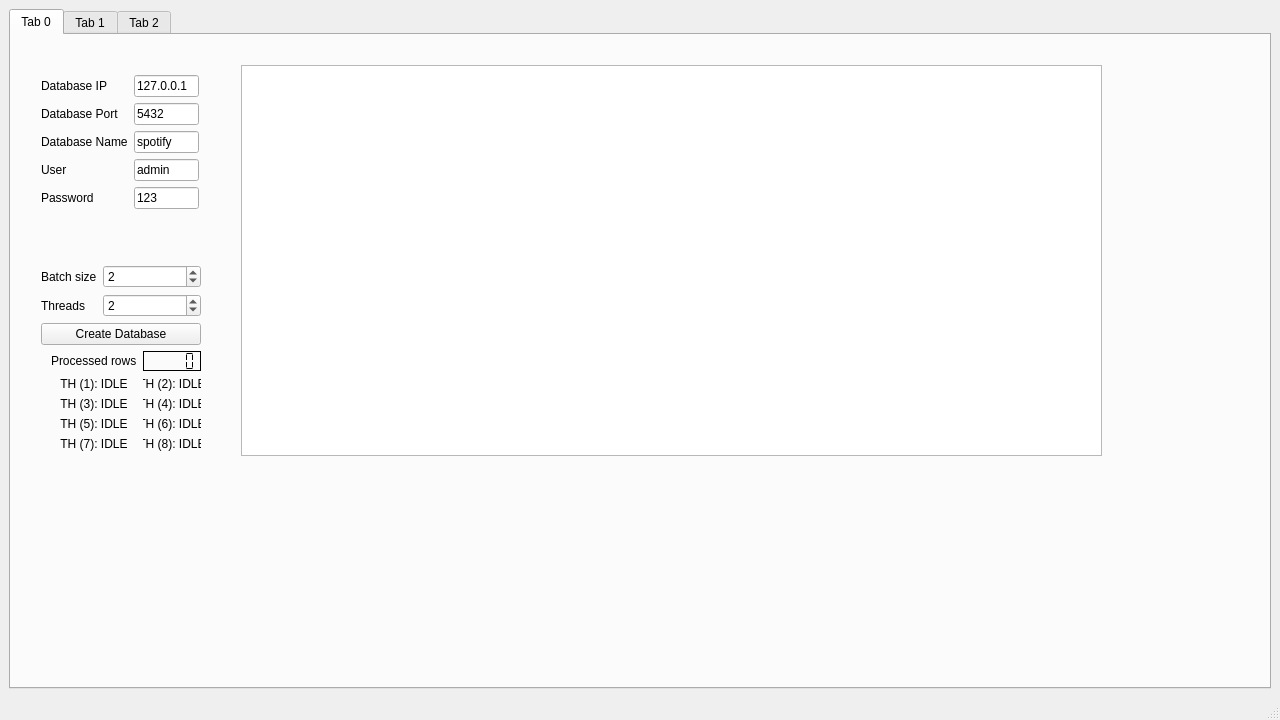
First picture: the form in uis/mainWindow.ui, repository JakubBurczyk/AD_SpotifyAnalyzer, before the edit.
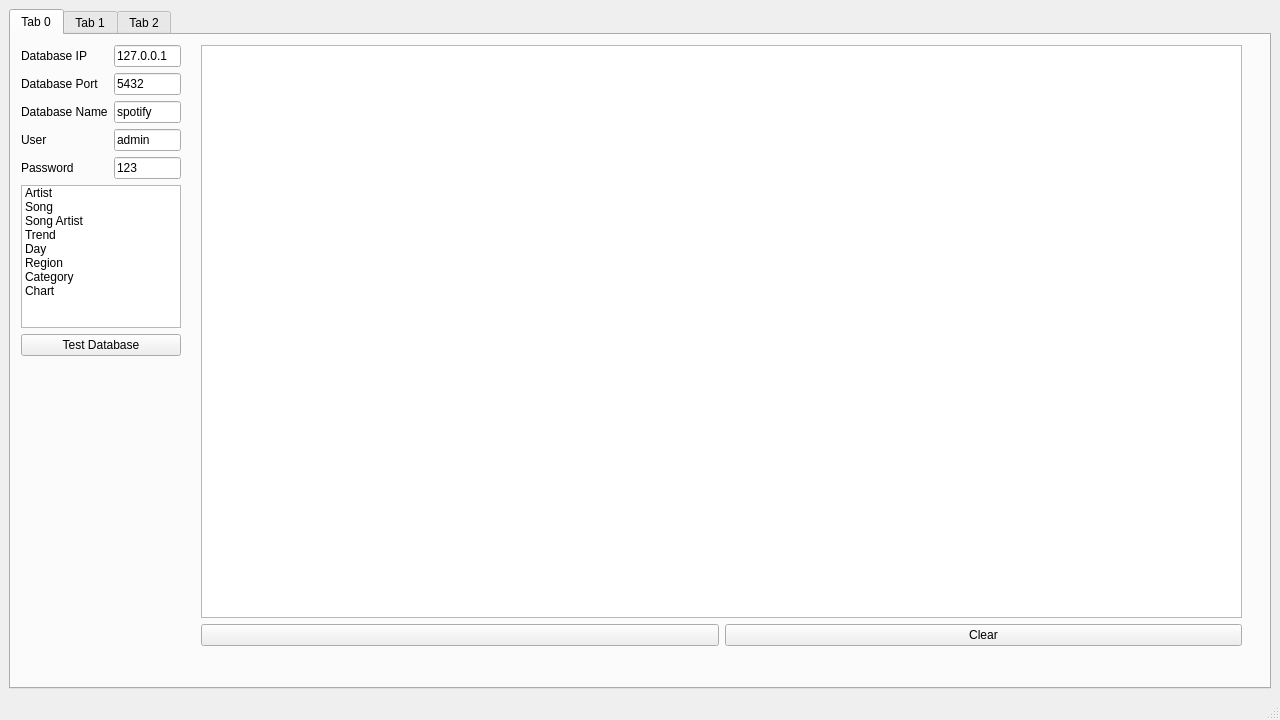
Second picture: the form after the edit.

```diff
--- a/uis/mainWindow.ui
+++ b/uis/mainWindow.ui
@@ -72,15 +72,17 @@
        <attribute name="title">
         <string>Tab 0</string>
        </attribute>
-       <widget class="QWidget" name="formLayoutWidget">
+       <widget class="QWidget" name="verticalLayoutWidget">
         <property name="geometry">
          <rect>
-          <x>30</x>
-          <y>40</y>
-          <width>158</width>
-          <height>174</height>
+          <x>10</x>
+          <y>10</y>
+          <width>160</width>
+          <height>311</height>
          </rect>
         </property>
+        <layout class="QVBoxLayout" name="verticalLayout">
+         <item>
         <layout class="QFormLayout" name="formLayout_db_data">
          <item row="0" column="0">
           <widget class="QLabel" name="label_db_ip">
@@ -110,6 +112,20 @@
            </property>
           </widget>
          </item>
+           <item row="2" column="0">
+            <widget class="QLabel" name="label_db_name">
+             <property name="text">
+              <string>Database Name</string>
+             </property>
+            </widget>
+           </item>
+           <item row="2" column="1">
+            <widget class="QLineEdit" name="lineEdit_db_name">
+             <property name="text">
+              <string>spotify</string>
+             </property>
+            </widget>
+           </item>
          <item row="3" column="0">
           <widget class="QLabel" name="label_db_user">
            <property name="text">
@@ -138,217 +154,94 @@
            </property>
           </widget>
          </item>
-         <item row="2" column="0">
-          <widget class="QLabel" name="label_db_name">
-           <property name="text">
-            <string>Database Name</string>
-           </property>
-          </widget>
+          </layout>
          </item>
-         <item row="2" column="1">
-          <widget class="QLineEdit" name="lineEdit_db_name">
+         <item>
+          <widget class="QListWidget" name="listWidget_tables">
+           <item>
            <property name="text">
-            <string>spotify</string>
-           </property>
-          </widget>
-         </item>
-        </layout>
-       </widget>
-       <widget class="QWidget" name="verticalLayoutWidget">
-        <property name="geometry">
-         <rect>
-          <x>30</x>
-          <y>230</y>
-          <width>160</width>
-          <height>186</height>
-         </rect>
-        </property>
-        <layout class="QVBoxLayout" name="verticalLayout_createDb">
+             <string>Artist</string>
+            </property>
+           </item>
          <item>
-          <layout class="QFormLayout" name="formLayout_create_vars">
-           <item row="0" column="0">
-            <widget class="QLabel" name="label_batch">
              <property name="text">
-              <string>Batch size</string>
-             </property>
-            </widget>
+             <string>Song</string>
+            </property>
            </item>
-           <item row="0" column="1">
-            <widget class="QSpinBox" name="spinBox_batch_size">
-             <property name="showGroupSeparator" stdset="0">
-              <bool>true</bool>
-             </property>
-             <property name="minimum">
-              <number>1</number>
-             </property>
-             <property name="maximum">
-              <number>250000</number>
-             </property>
-             <property name="singleStep">
-              <number>10000</number>
-             </property>
-             <property name="value">
-              <number>2</number>
-             </property>
-            </widget>
-           </item>
-           <item row="1" column="0">
-            <widget class="QLabel" name="label_threads">
+           <item>
              <property name="text">
-              <string>Threads</string>
-             </property>
-            </widget>
+             <string>Song Artist</string>
+            </property>
            </item>
-           <item row="1" column="1">
-            <widget class="QSpinBox" name="spinBox_threads">
-             <property name="showGroupSeparator" stdset="0">
-              <bool>true</bool>
-             </property>
-             <property name="minimum">
-              <number>1</number>
-             </property>
-             <property name="maximum">
-              <number>100</number>
-             </property>
-             <property name="singleStep">
-              <number>1</number>
-             </property>
-             <property name="value">
-              <number>2</number>
-             </property>
-            </widget>
-           </item>
-          </layout>
-         </item>
          <item>
-          <widget class="QPushButton" name="pushButton_db_create">
            <property name="text">
-            <string>Create Database</string>
-           </property>
-          </widget>
+             <string>Trend</string>
+            </property>
          </item>
          <item>
-          <layout class="QFormLayout" name="formLayout_threads">
-           <property name="labelAlignment">
-            <set>Qt::AlignCenter</set>
-           </property>
-           <property name="formAlignment">
-            <set>Qt::AlignHCenter|Qt::AlignTop</set>
-           </property>
-           <property name="leftMargin">
-            <number>10</number>
-           </property>
-           <item row="1" column="0">
-            <widget class="QLabel" name="label_th_1">
              <property name="text">
-              <string>TH (1): IDLE</string>
-             </property>
-             <property name="alignment">
-              <set>Qt::AlignCenter</set>
-             </property>
-            </widget>
+             <string>Day</string>
+            </property>
            </item>
-           <item row="1" column="1">
-            <widget class="QLabel" name="label_th_2">
+           <item>
              <property name="text">
-              <string>TH (2): IDLE</string>
-             </property>
-             <property name="alignment">
-              <set>Qt::AlignCenter</set>
-             </property>
-            </widget>
+             <string>Region</string>
+            </property>
            </item>
-           <item row="2" column="0">
-            <widget class="QLabel" name="label_th_3">
+           <item>
              <property name="text">
-              <string>TH (3): IDLE</string>
-             </property>
-             <property name="alignment">
-              <set>Qt::AlignCenter</set>
-             </property>
-            </widget>
+             <string>Category</string>
+            </property>
            </item>
-           <item row="2" column="1">
-            <widget class="QLabel" name="label_th_4">
+           <item>
              <property name="text">
-              <string>TH (4): IDLE</string>
-             </property>
-             <property name="alignment">
-              <set>Qt::AlignCenter</set>
-             </property>
-            </widget>
+             <string>Chart</string>
+            </property>
            </item>
-           <item row="3" column="0">
-            <widget class="QLabel" name="label_th_5">
-             <property name="text">
-              <string>TH (5): IDLE</string>
-             </property>
-             <property name="alignment">
-              <set>Qt::AlignCenter</set>
-             </property>
-            </widget>
-           </item>
-           <item row="3" column="1">
-            <widget class="QLabel" name="label_th_6">
+          </widget>
+         </item>
+         <item>
+          <widget class="QPushButton" name="pushButton_test">
              <property name="text">
-              <string>TH (6): IDLE</string>
-             </property>
-             <property name="alignment">
-              <set>Qt::AlignCenter</set>
-             </property>
-            </widget>
-           </item>
-           <item row="4" column="0">
-            <widget class="QLabel" name="label_th_7">
-             <property name="text">
-              <string>TH (7): IDLE</string>
-             </property>
-             <property name="alignment">
-              <set>Qt::AlignCenter</set>
-             </property>
-            </widget>
-           </item>
-           <item row="4" column="1">
-            <widget class="QLabel" name="label_th_8">
+            <string>Test Database</string>
+           </property>
+          </widget>
+         </item>
+        </layout>
+       </widget>
+       <widget class="QWidget" name="verticalLayoutWidget_2">
+        <property name="geometry">
+         <rect>
+          <x>190</x>
+          <y>10</y>
+          <width>1041</width>
+          <height>601</height>
+         </rect>
+        </property>
+        <layout class="QVBoxLayout" name="verticalLayout_textBrowser">
+         <item>
+          <widget class="QTextBrowser" name="textBrowser_tab_0"/>
+         </item>
+         <item>
+          <layout class="QGridLayout" name="gridLayout_textBrowser_buttons">
+           <item row="0" column="1">
+            <widget class="QPushButton" name="pushButton_clear">
              <property name="text">
-              <string>TH (8): IDLE</string>
+              <string>Clear</string>
              </property>
-             <property name="alignment">
-              <set>Qt::AlignCenter</set>
-             </property>
             </widget>
            </item>
            <item row="0" column="0">
-            <widget class="QLabel" name="label_2">
+            <widget class="QPushButton" name="pushButton_empty">
              <property name="text">
-              <string>Processed rows</string>
+              <string/>
              </property>
             </widget>
            </item>
-           <item row="0" column="1">
-            <widget class="QLCDNumber" name="lcdNumber_processed">
-             <property name="frameShadow">
-              <enum>QFrame::Plain</enum>
-             </property>
-             <property name="segmentStyle">
-              <enum>QLCDNumber::Flat</enum>
-             </property>
-            </widget>
-           </item>
           </layout>
          </item>
         </layout>
        </widget>
-       <widget class="QTextBrowser" name="textBrowser_threads">
-        <property name="geometry">
-         <rect>
-          <x>230</x>
-          <y>30</y>
-          <width>861</width>
-          <height>391</height>
-         </rect>
-        </property>
-       </widget>
       </widget>
       <widget class="QWidget" name="tab_1">
        <attribute name="title">
```
Lines whose indentation alone changed are shown as unchanged.
